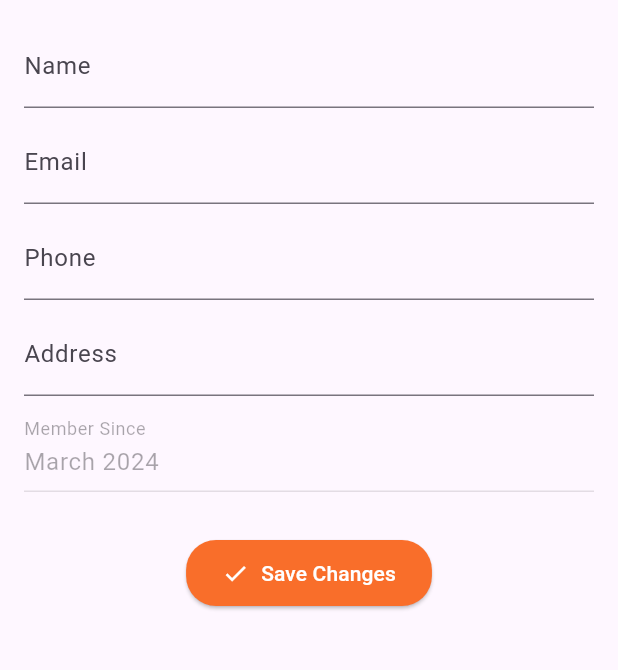
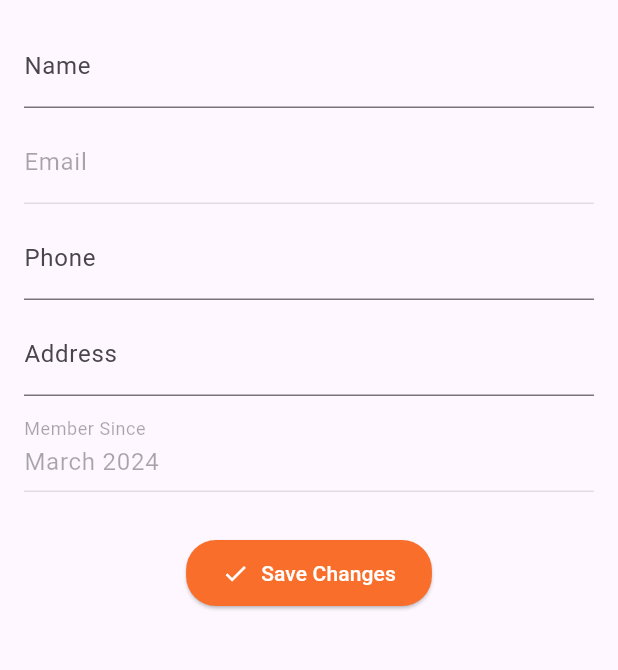
Before and after one commit to JananaDanithra22/lapwise_catalogue_app, a Flutter app: the ProfilePage screen opened by its route, after a tap on "Edit Profile", on a phone screen of 412 x 824 dp, the part 288-958 px from its top. Run offline on Flutter 3.47's test engine with Material 3 defaults, Android fonts, the phone set to English and light mode, and no system bars; our stand-ins replace cloud_firestore, firebase_auth, firebase_core, google_sign_in, visibility_detector; accounts and stored records are empty.

Commit message:
Update profile.dart

```diff
--- a/lib/screens/profile.dart
+++ b/lib/screens/profile.dart
@@ -1,7 +1,7 @@
 // lib/screens/profile.dart
 import 'package:flutter/material.dart';
+import 'package:firebase_auth/firebase_auth.dart';
 import 'package:cloud_firestore/cloud_firestore.dart';
-import 'package:firebase_auth/firebase_auth.dart';
 
 class ProfilePage extends StatefulWidget {
   const ProfilePage({Key? key}) : super(key: key);
@@ -13,18 +13,10 @@ class ProfilePage extends StatefulWidget {
 class _ProfilePageState extends State<ProfilePage> {
   bool _isEditing = false;
 
-  final TextEditingController _nameController = TextEditingController(
-    text: 'LapWise User',
-  );
-  final TextEditingController _emailController = TextEditingController(
-    text: 'user@lapwise.com',
-  );
-  final TextEditingController _phoneController = TextEditingController(
-    text: '+94 712 345 678',
-  );
-  final TextEditingController _addressController = TextEditingController(
-    text: 'Colombo, Sri Lanka',
-  );
+  final TextEditingController _nameController = TextEditingController();
+  final TextEditingController _emailController = TextEditingController();
+  final TextEditingController _phoneController = TextEditingController();
+  final TextEditingController _addressController = TextEditingController();
 
   @override
   void initState() {
@@ -54,15 +46,25 @@ class _ProfilePageState extends State<ProfilePage> {
     }
   }
 
-  void _toggleEdit() {
+  void _toggleEdit() async {
     setState(() {
       _isEditing = !_isEditing;
     });
 
     if (!_isEditing) {
-      ScaffoldMessenger.of(context).showSnackBar(
-        const SnackBar(content: Text('Profile updated successfully!')),
-      );
+      User? user = FirebaseAuth.instance.currentUser;
+      if (user != null) {
+        await FirebaseFirestore.instance.collection('users').doc(user.uid).set({
+          'name': _nameController.text.trim(),
+          'email': _emailController.text.trim(),
+          'phone': _phoneController.text.trim(),
+          'address': _addressController.text.trim(),
+        }, SetOptions(merge: true));
+
+        ScaffoldMessenger.of(context).showSnackBar(
+          const SnackBar(content: Text('Profile updated successfully!')),
+        );
+      }
     }
   }
 
@@ -100,7 +102,7 @@ class _ProfilePageState extends State<ProfilePage> {
             TextFormField(
               controller: _emailController,
               decoration: const InputDecoration(labelText: 'Email'),
-              enabled: _isEditing,
+              enabled: false,
               keyboardType: TextInputType.emailAddress,
             ),
             const SizedBox(height: 8),
@@ -132,18 +134,14 @@ class _ProfilePageState extends State<ProfilePage> {
               onPressed: _toggleEdit,
               icon: Icon(
                 _isEditing ? Icons.check : Icons.edit,
-                color: Colors.white, // Set icon color to white
+                color: Colors.white,
               ),
               label: Text(
                 _isEditing ? 'Save Changes' : 'Edit Profile',
-                style: const TextStyle(
-                  color: Colors.white,
-                ), // Set text color to white
+                style: const TextStyle(color: Colors.white),
               ),
               style: ElevatedButton.styleFrom(
                 backgroundColor: const Color(0xFFF96E2A),
-                foregroundColor:
-                    Colors.white, // Applies to icon/text if not overridden
                 shape: RoundedRectangleBorder(
                   borderRadius: BorderRadius.circular(20),
                 ),
```
